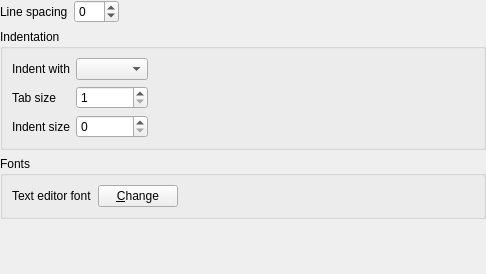
Above: src/gui/settings/settingseditor.ui from martinrotter/textosaurus before the change. Below: the same form after it.
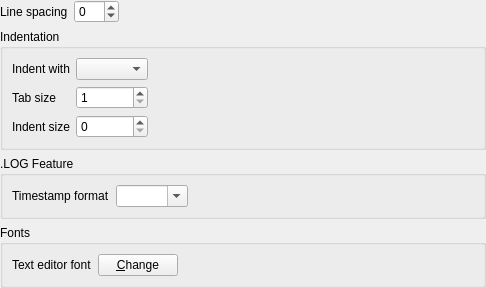
That is the form after the change.

Commit message: Customizable format for .LOG feature.

What changed in the file:
```diff
--- a/src/gui/settings/settingseditor.ui
+++ b/src/gui/settings/settingseditor.ui
@@ -23,91 +23,6 @@
    <property name="bottomMargin">
     <number>0</number>
    </property>
-   <item row="3" column="0" colspan="3">
-    <spacer name="verticalSpacer">
-     <property name="orientation">
-      <enum>Qt::Vertical</enum>
-     </property>
-     <property name="sizeHint" stdset="0">
-      <size>
-       <width>483</width>
-       <height>183</height>
-      </size>
-     </property>
-    </spacer>
-   </item>
-   <item row="0" column="2">
-    <spacer name="horizontalSpacer_2">
-     <property name="orientation">
-      <enum>Qt::Horizontal</enum>
-     </property>
-     <property name="sizeHint" stdset="0">
-      <size>
-       <width>40</width>
-       <height>20</height>
-      </size>
-     </property>
-    </spacer>
-   </item>
-   <item row="0" column="1">
-    <widget class="QSpinBox" name="m_spinLineSpacing">
-     <property name="minimum">
-      <number>-10</number>
-     </property>
-     <property name="maximum">
-      <number>50</number>
-     </property>
-    </widget>
-   </item>
-   <item row="0" column="0">
-    <widget class="QLabel" name="label">
-     <property name="text">
-      <string>Line spacing</string>
-     </property>
-     <property name="buddy">
-      <cstring>m_spinLineSpacing</cstring>
-     </property>
-    </widget>
-   </item>
-   <item row="2" column="0" colspan="3">
-    <widget class="QGroupBox" name="m_gbFonts">
-     <property name="title">
-      <string>Fonts</string>
-     </property>
-     <layout class="QGridLayout" name="gridLayout">
-      <item row="0" column="1">
-       <widget class="QPushButton" name="m_btnFontMainChange">
-        <property name="text">
-         <string>&amp;Change</string>
-        </property>
-       </widget>
-      </item>
-      <item row="0" column="0">
-       <widget class="QLabel" name="m_lblFontMain">
-        <property name="text">
-         <string>Text editor font</string>
-        </property>
-        <property name="buddy">
-         <cstring>m_btnFontMainChange</cstring>
-        </property>
-       </widget>
-      </item>
-      <item row="0" column="2">
-       <spacer name="horizontalSpacer">
-        <property name="orientation">
-         <enum>Qt::Horizontal</enum>
-        </property>
-        <property name="sizeHint" stdset="0">
-         <size>
-          <width>40</width>
-          <height>20</height>
-         </size>
-        </property>
-       </spacer>
-      </item>
-     </layout>
-    </widget>
-   </item>
    <item row="1" column="0" colspan="3">
     <widget class="QGroupBox" name="m_gbIndentation">
      <property name="title">
@@ -180,6 +95,130 @@
      </layout>
     </widget>
    </item>
+   <item row="3" column="0" colspan="3">
+    <widget class="QGroupBox" name="m_gbFonts">
+     <property name="title">
+      <string>Fonts</string>
+     </property>
+     <layout class="QGridLayout" name="gridLayout">
+      <item row="0" column="1">
+       <widget class="QPushButton" name="m_btnFontMainChange">
+        <property name="text">
+         <string>&amp;Change</string>
+        </property>
+       </widget>
+      </item>
+      <item row="0" column="0">
+       <widget class="QLabel" name="m_lblFontMain">
+        <property name="text">
+         <string>Text editor font</string>
+        </property>
+        <property name="buddy">
+         <cstring>m_btnFontMainChange</cstring>
+        </property>
+       </widget>
+      </item>
+      <item row="0" column="2">
+       <spacer name="horizontalSpacer">
+        <property name="orientation">
+         <enum>Qt::Horizontal</enum>
+        </property>
+        <property name="sizeHint" stdset="0">
+         <size>
+          <width>40</width>
+          <height>20</height>
+         </size>
+        </property>
+       </spacer>
+      </item>
+     </layout>
+    </widget>
+   </item>
+   <item row="4" column="0" colspan="3">
+    <spacer name="verticalSpacer">
+     <property name="orientation">
+      <enum>Qt::Vertical</enum>
+     </property>
+     <property name="sizeHint" stdset="0">
+      <size>
+       <width>483</width>
+       <height>183</height>
+      </size>
+     </property>
+    </spacer>
+   </item>
+   <item row="0" column="2">
+    <spacer name="horizontalSpacer_2">
+     <property name="orientation">
+      <enum>Qt::Horizontal</enum>
+     </property>
+     <property name="sizeHint" stdset="0">
+      <size>
+       <width>40</width>
+       <height>20</height>
+      </size>
+     </property>
+    </spacer>
+   </item>
+   <item row="0" column="1">
+    <widget class="QSpinBox" name="m_spinLineSpacing">
+     <property name="minimum">
+      <number>-10</number>
+     </property>
+     <property name="maximum">
+      <number>50</number>
+     </property>
+    </widget>
+   </item>
+   <item row="0" column="0">
+    <widget class="QLabel" name="label">
+     <property name="text">
+      <string>Line spacing</string>
+     </property>
+     <property name="buddy">
+      <cstring>m_spinLineSpacing</cstring>
+     </property>
+    </widget>
+   </item>
+   <item row="2" column="0" colspan="3">
+    <widget class="QGroupBox" name="m_gbLog">
+     <property name="title">
+      <string>.LOG Feature</string>
+     </property>
+     <layout class="QGridLayout" name="gridLayout_4">
+      <item row="0" column="0">
+       <widget class="QLabel" name="label_5">
+        <property name="text">
+         <string>Timestamp format</string>
+        </property>
+        <property name="buddy">
+         <cstring>m_cmbTimestampFormat</cstring>
+        </property>
+       </widget>
+      </item>
+      <item row="0" column="1">
+       <widget class="QComboBox" name="m_cmbTimestampFormat">
+        <property name="editable">
+         <bool>true</bool>
+        </property>
+       </widget>
+      </item>
+      <item row="0" column="2">
+       <spacer name="horizontalSpacer_4">
+        <property name="orientation">
+         <enum>Qt::Horizontal</enum>
+        </property>
+        <property name="sizeHint" stdset="0">
+         <size>
+          <width>40</width>
+          <height>20</height>
+         </size>
+        </property>
+       </spacer>
+      </item>
+     </layout>
+    </widget>
+   </item>
   </layout>
  </widget>
  <tabstops>
```
Left out of the diff: 1 changed line with no effect on the pictures. The commit also changes 8 other files.
